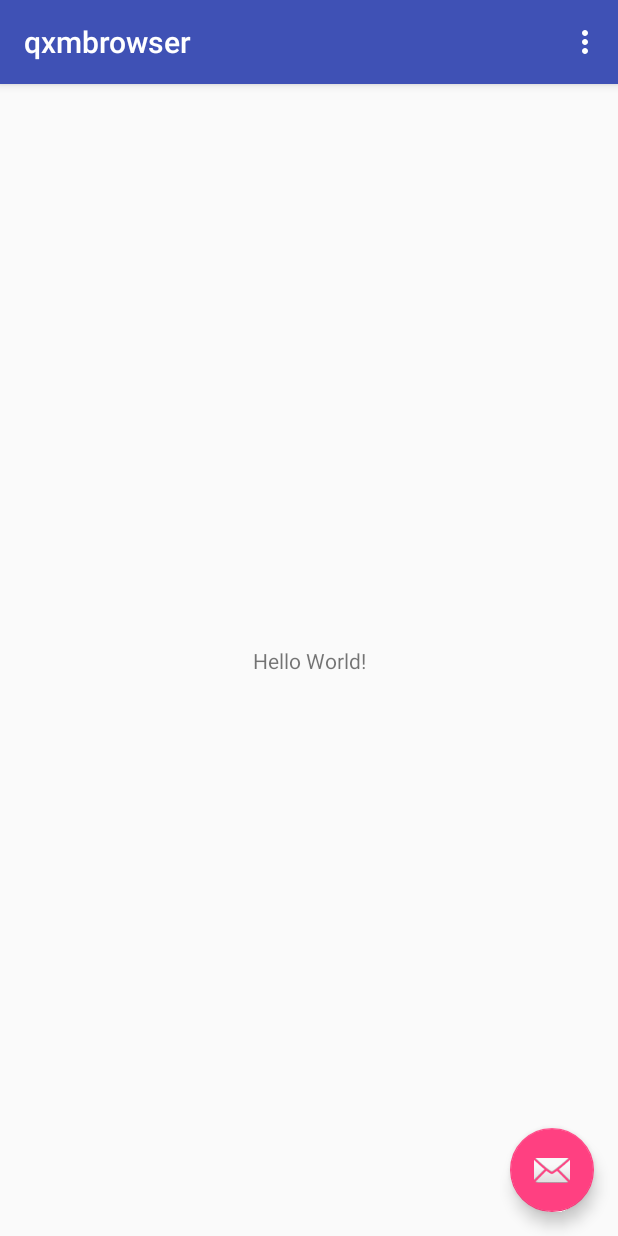
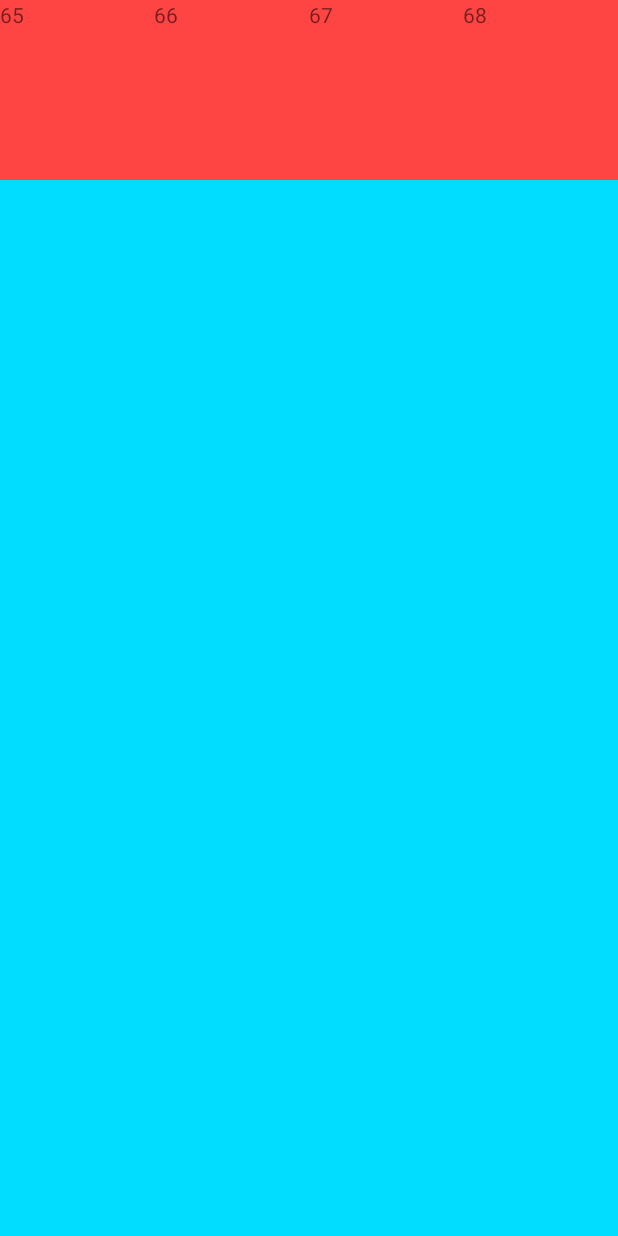
Before and after one commit to qixinmin/qxmbrowser, an Android app: the screen it shows after launch (BrowserActivity), on a phone screen of 412 x 824 dp. Run offline under Robolectric (Android 15) with nearby library versions, the phone set to English and light mode, and no system bars.

```diff
--- a/app/build.gradle
+++ b/app/build.gradle
@@ -3,6 +3,14 @@ apply plugin: 'com.android.application'
 //TODO 1.加入混淆处理
 
 android {
+    signingConfigs {
+        config {
+            keyAlias 'android.keystore'
+            keyPassword 'qxmin1984'
+            storeFile file('/Users/xinmin/codes/qxmbrowser/android.keystore')
+            storePassword 'qxmin1984'
+        }
+    }
     compileSdkVersion 25
     buildToolsVersion "25.0.2"
     defaultConfig {
@@ -17,12 +25,13 @@ android {
         release {
             minifyEnabled true
             proguardFiles getDefaultProguardFile('proguard-android.txt'), 'proguard-rules.pro'
+            signingConfig signingConfigs.config
         }
     }
 }
 
 dependencies {
-    compile fileTree(dir: 'libs', include: ['*.jar'])
+    compile fileTree(include: ['*.jar'], dir: 'libs')
     androidTestCompile('com.android.support.test.espresso:espresso-core:2.2.2', {
         exclude group: 'com.android.support', module: 'support-annotations'
     })
--- a/app/src/main/java/com/qxm/qxmbrowser/activity/BrowserActivity.java
+++ b/app/src/main/java/com/qxm/qxmbrowser/activity/BrowserActivity.java
@@ -4,52 +4,83 @@ import android.os.Bundle;
 import android.support.design.widget.FloatingActionButton;
 import android.support.design.widget.Snackbar;
 import android.support.v7.app.AppCompatActivity;
+import android.support.v7.widget.GridLayoutManager;
+import android.support.v7.widget.LinearLayoutManager;
+import android.support.v7.widget.RecyclerView;
 import android.support.v7.widget.Toolbar;
+import android.view.LayoutInflater;
 import android.view.View;
 import android.view.Menu;
 import android.view.MenuItem;
+import android.view.ViewGroup;
+import android.widget.TextView;
 
 import com.qxm.qxmbrowser.R;
 
+import java.util.ArrayList;
+import java.util.List;
+
 //TODO 1. 清除界面，仿照作出滑屏组件和下滑组件，左右组件，等
 public class BrowserActivity extends AppCompatActivity {
+
+    private RecyclerView mRecyclerViewCenter;
+
+    private List<String> mData;
 
     @Override
     protected void onCreate(Bundle savedInstanceState) {
         super.onCreate(savedInstanceState);
         setContentView(R.layout.activity_browser);
-        Toolbar toolbar = (Toolbar) findViewById(R.id.toolbar);
-        setSupportActionBar(toolbar);
 
-        FloatingActionButton fab = (FloatingActionButton) findViewById(R.id.fab);
-        fab.setOnClickListener(new View.OnClickListener() {
-            @Override
-            public void onClick(View view) {
-                Snackbar.make(view, "Replace with your own action", Snackbar.LENGTH_LONG)
-                        .setAction("Action", null).show();
-            }
-        });
+        initData();
+        mRecyclerViewCenter = (RecyclerView) findViewById(R.id.recycler_view_center);
+        mRecyclerViewCenter.setLayoutManager(new GridLayoutManager(this, 4));
+        mRecyclerViewCenter.setAdapter(new HomeAdapter());
+
     }
 
-    @Override
-    public boolean onCreateOptionsMenu(Menu menu) {
-        // Inflate the menu; this adds items to the action bar if it is present.
-        getMenuInflater().inflate(R.menu.menu_browser, menu);
-        return true;
+    private void initData() {
+        mData = new ArrayList<>();
+        for(int i ='A'; i< 'Z' ; ++i ) {
+            mData.add(String.valueOf(i));
+        }
     }
 
-    @Override
-    public boolean onOptionsItemSelected(MenuItem item) {
-        // Handle action bar item clicks here. The action bar will
-        // automatically handle clicks on the Home/Up button, so long
-        // as you specify a parent activity in AndroidManifest.xml.
-        int id = item.getItemId();
 
-        //noinspection SimplifiableIfStatement
-        if (id == R.id.action_settings) {
-            return true;
+    class HomeAdapter extends RecyclerView.Adapter<HomeAdapter.MyViewHolder>
+    {
+
+        @Override
+        public MyViewHolder onCreateViewHolder(ViewGroup parent, int viewType)
+        {
+            MyViewHolder holder = new MyViewHolder(LayoutInflater.from(
+                    BrowserActivity.this).inflate(R.layout.homeitem, parent,
+                    false));
+            return holder;
         }
 
-        return super.onOptionsItemSelected(item);
+        @Override
+        public void onBindViewHolder(MyViewHolder holder, int position)
+        {
+            holder.tv.setText(mData.get(position));
+        }
+
+        @Override
+        public int getItemCount()
+        {
+            return mData.size();
+        }
+
+        class MyViewHolder extends RecyclerView.ViewHolder
+        {
+
+            TextView tv;
+
+            public MyViewHolder(View view)
+            {
+                super(view);
+                tv = (TextView) view.findViewById(R.id.list_item);
+            }
+        }
     }
 }
--- a/app/src/main/res/layout/activity_browser.xml
+++ b/app/src/main/res/layout/activity_browser.xml
@@ -2,32 +2,11 @@
 <android.support.design.widget.CoordinatorLayout xmlns:android="http://schemas.android.com/apk/res/android"
     xmlns:app="http://schemas.android.com/apk/res-auto"
     xmlns:tools="http://schemas.android.com/tools"
+    android:background="@android:color/holo_blue_bright"
     android:layout_width="match_parent"
     android:layout_height="match_parent"
     tools:context="com.qxm.qxmbrowser.activity.BrowserActivity">
 
-    <android.support.design.widget.AppBarLayout
-        android:layout_width="match_parent"
-        android:layout_height="wrap_content"
-        android:theme="@style/AppTheme.AppBarOverlay">
-
-        <android.support.v7.widget.Toolbar
-            android:id="@+id/toolbar"
-            android:layout_width="match_parent"
-            android:layout_height="?attr/actionBarSize"
-            android:background="?attr/colorPrimary"
-            app:popupTheme="@style/AppTheme.PopupOverlay" />
-
-    </android.support.design.widget.AppBarLayout>
-
     <include layout="@layout/content_browser" />
 
-    <android.support.design.widget.FloatingActionButton
-        android:id="@+id/fab"
-        android:layout_width="wrap_content"
-        android:layout_height="wrap_content"
-        android:layout_gravity="bottom|end"
-        android:layout_margin="@dimen/fab_margin"
-        app:srcCompat="@android:drawable/ic_dialog_email" />
-
 </android.support.design.widget.CoordinatorLayout>
--- a/app/src/main/res/layout/content_browser.xml
+++ b/app/src/main/res/layout/content_browser.xml
@@ -8,13 +8,13 @@
     tools:context="com.qxm.qxmbrowser.activity.BrowserActivity"
     tools:showIn="@layout/activity_browser">
 
-    <TextView
-        android:layout_width="wrap_content"
-        android:layout_height="wrap_content"
-        android:text="Hello World!"
-        app:layout_constraintBottom_toBottomOf="parent"
-        app:layout_constraintLeft_toLeftOf="parent"
-        app:layout_constraintRight_toRightOf="parent"
-        app:layout_constraintTop_toTopOf="parent" />
+    <android.support.v7.widget.RecyclerView
+        android:background="@android:color/holo_red_light"
+        android:layout_width="match_parent"
+        android:layout_height="120dp"
+        android:id="@+id/recycler_view_center">
+
+    </android.support.v7.widget.RecyclerView>
+
 
 </android.support.constraint.ConstraintLayout>
--- /dev/null
+++ b/app/src/main/res/layout/homeitem.xml
@@ -0,0 +1,11 @@
+<?xml version="1.0" encoding="utf-8"?>
+<FrameLayout xmlns:android="http://schemas.android.com/apk/res/android"
+    android:layout_width="match_parent"
+    android:layout_height="match_parent">
+
+    <TextView
+        android:id="@+id/list_item"
+        android:layout_width="match_parent"
+        android:layout_height="20dp" />
+
+</FrameLayout>
```
Also changed, not shown: 1 other file.
